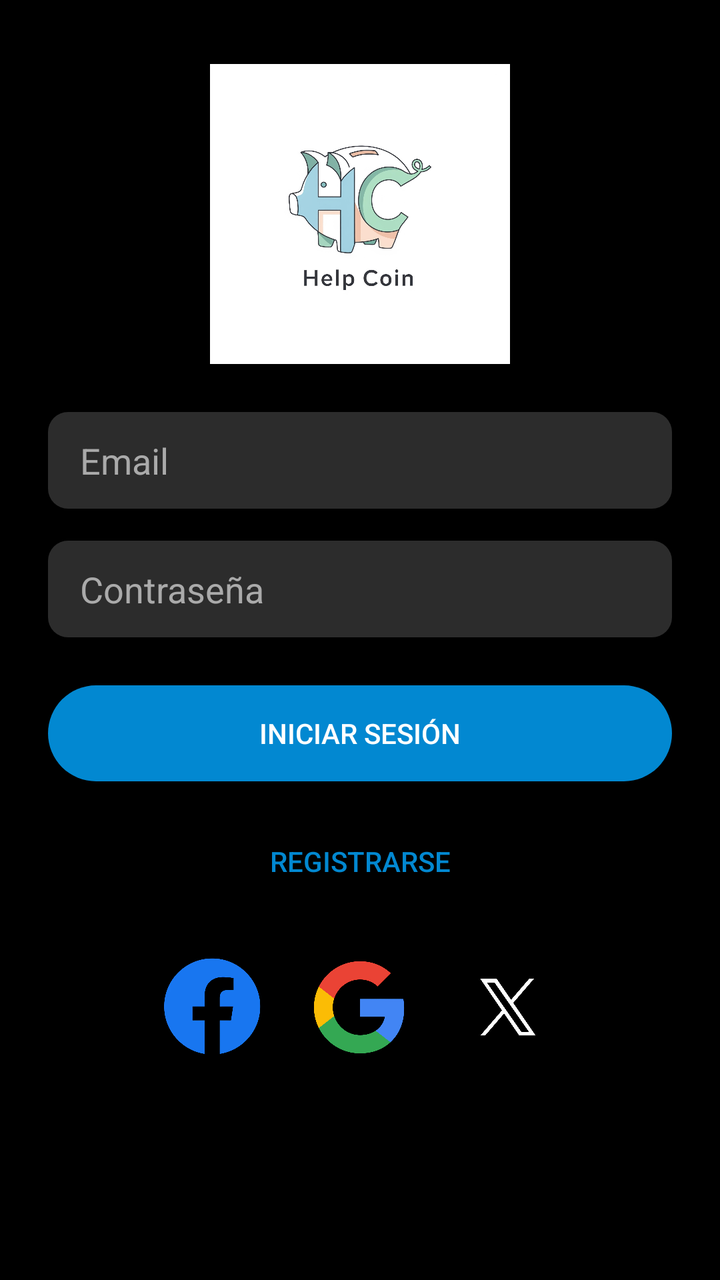
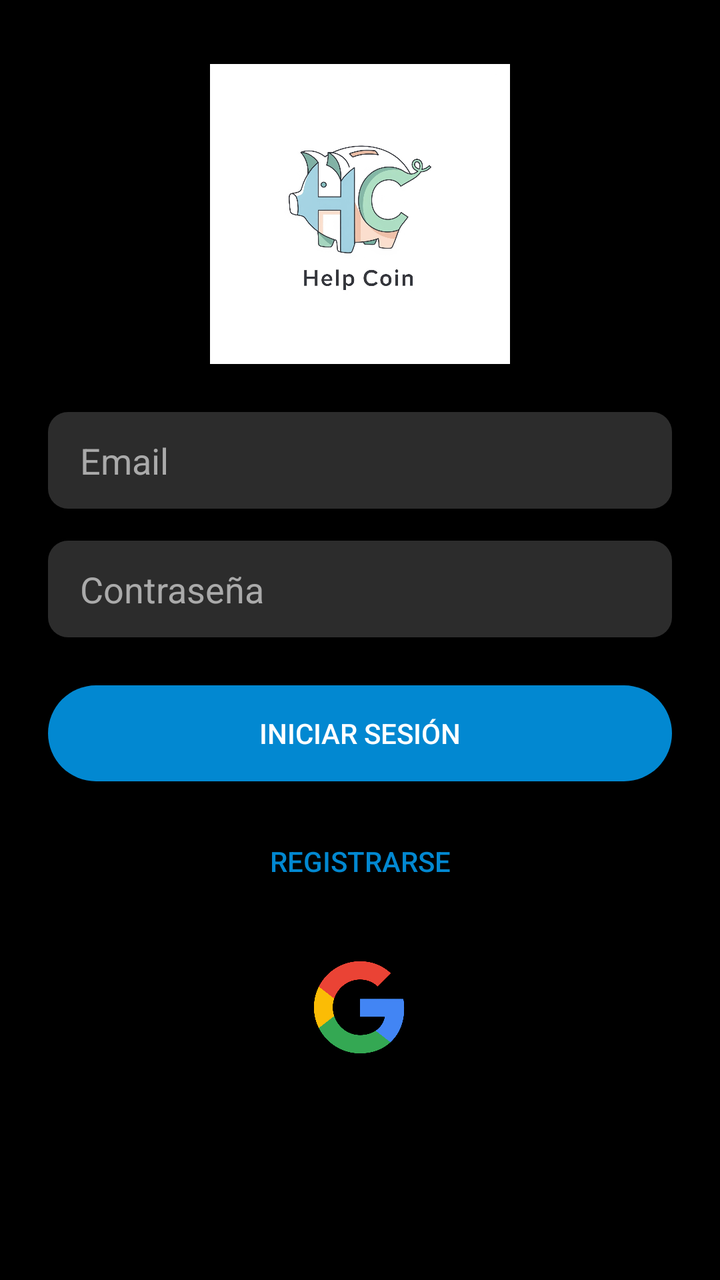

Two renders of the same Android screen: before a commit and after it. Below are the layout's source before the change and the commit's diff.
<!-- AndroidManifest.xml: application theme Theme.AppCompat.NoActionBar -->
<!-- res/layout/activity_login.xml -->
<?xml version="1.0" encoding="utf-8"?>
<androidx.constraintlayout.widget.ConstraintLayout xmlns:android="http://schemas.android.com/apk/res/android"
    xmlns:app="http://schemas.android.com/apk/res-auto"
    xmlns:tools="http://schemas.android.com/tools"
    android:id="@+id/main"
    android:layout_width="match_parent"
    android:layout_height="match_parent"
    android:background="#000000"
    tools:context=".ui.login.LoginActivity">

    <ImageView
        android:id="@+id/imageView"
        android:layout_width="150dp"
        android:layout_height="150dp"
        android:layout_marginTop="32dp"
        android:contentDescription="@string/logo_description"
        app:layout_constraintEnd_toEndOf="parent"
        app:layout_constraintStart_toStartOf="parent"
        app:layout_constraintTop_toTopOf="parent"
        app:srcCompat="@drawable/help_coin_logo" />

    <EditText
        android:id="@+id/emailEditText"
        android:layout_width="0dp"
        android:layout_height="wrap_content"
        android:layout_marginStart="24dp"
        android:layout_marginTop="24dp"
        android:layout_marginEnd="24dp"
        android:background="@drawable/edittext_rounded"
        android:hint="@string/email_hint"
        android:inputType="textEmailAddress"
        android:textColor="@android:color/white"
        android:textColorHint="#AAAAAA"
        android:autofillHints="emailAddress"
        app:layout_constraintEnd_toEndOf="parent"
        app:layout_constraintStart_toStartOf="parent"
        app:layout_constraintTop_toBottomOf="@id/imageView" />

    <EditText
        android:id="@+id/passwordEditText"
        android:layout_width="0dp"
        android:layout_height="wrap_content"
        android:layout_marginStart="24dp"
        android:layout_marginTop="16dp"
        android:layout_marginEnd="24dp"
        android:background="@drawable/edittext_rounded"
        android:hint="@string/password_hint"
        android:inputType="textPassword"
        android:textColor="@android:color/white"
        android:textColorHint="#AAAAAA"
        android:autofillHints="password"
        app:layout_constraintEnd_toEndOf="parent"
        app:layout_constraintStart_toStartOf="parent"
        app:layout_constraintTop_toBottomOf="@id/emailEditText" />

    <Button
        android:id="@+id/btnsingUpButton"
        android:layout_width="0dp"
        android:layout_height="wrap_content"
        android:layout_marginStart="24dp"
        android:layout_marginTop="24dp"
        android:layout_marginEnd="24dp"
        android:background="@drawable/button_rounded"
        android:backgroundTint="@color/primary_brand_color"
        android:text="@string/login_button_text"
        android:textColor="@android:color/white"
        app:layout_constraintEnd_toEndOf="parent"
        app:layout_constraintStart_toStartOf="parent"
        app:layout_constraintTop_toBottomOf="@id/passwordEditText" />

    <Button
        android:id="@+id/btnregisterButton"
        android:layout_width="0dp"
        android:layout_height="wrap_content"
        android:layout_marginStart="24dp"
        android:layout_marginTop="16dp"
        android:layout_marginEnd="24dp"
        android:background="@drawable/button_rounded_border"
        android:backgroundTint="@android:color/transparent"
        android:text="@string/register_button_text"
        android:textColor="@color/primary_brand_color"
        app:layout_constraintEnd_toEndOf="parent"
        app:layout_constraintHorizontal_bias="0.0"
        app:layout_constraintStart_toStartOf="parent"
        app:layout_constraintTop_toBottomOf="@id/btnsingUpButton" />

    <ImageButton
        android:id="@+id/btnFacebook"
        android:layout_width="50dp"
        android:layout_height="50dp"
        android:layout_marginTop="24dp"
        android:background="@drawable/button_social"
        android:backgroundTint="@android:color/transparent"
        android:contentDescription="@string/facebook_button_description"
        android:scaleType="fitCenter"
        android:src="@drawable/facebook_logo_1080029_107_photoroom"
        app:layout_constraintEnd_toStartOf="@+id/googleButton"
        app:layout_constraintHorizontal_chainStyle="packed"
        app:layout_constraintStart_toStartOf="parent"
        app:layout_constraintTop_toBottomOf="@+id/btnregisterButton" />

    <ImageButton
        android:id="@+id/googleButton"
        android:layout_width="50dp"
        android:layout_height="50dp"
        android:layout_marginStart="24dp"
        android:layout_marginEnd="24dp"
        android:layout_marginTop="24dp"
        android:background="@drawable/button_social"
        android:backgroundTint="@android:color/transparent"
        android:contentDescription="@string/google_button_description"
        android:scaleType="fitCenter"
        android:src="@drawable/png_clipart_google_google_photoroom"
        app:layout_constraintEnd_toStartOf="@+id/btnSocial"
        app:layout_constraintStart_toEndOf="@+id/btnFacebook"
        app:layout_constraintTop_toBottomOf="@+id/btnregisterButton" />

    <ImageButton
        android:id="@+id/btnSocial"
        android:layout_width="50dp"
        android:layout_height="50dp"
        android:layout_marginTop="24dp"
        android:background="@drawable/button_social"
        android:backgroundTint="@android:color/transparent"
        android:contentDescription="@string/social_button_description"
        android:scaleType="fitCenter"
        android:src="@drawable/__photoroom"
        app:layout_constraintEnd_toEndOf="parent"
        app:layout_constraintStart_toEndOf="@+id/googleButton"
        app:layout_constraintTop_toBottomOf="@+id/btnregisterButton" />
</androidx.constraintlayout.widget.ConstraintLayout>
<!-- resources referenced by this layout -->
<resources>
  <color name="primary_brand_color">#0288D1</color>
  <!-- drawable __photoroom: png bitmap (drawable, 102730 bytes) -->
  <!-- drawable button_rounded (drawable) -->
  <?xml version="1.0" encoding="utf-8"?>
  <shape xmlns:android="http://schemas.android.com/apk/res/android"
      android:shape="rectangle">
      <corners android:radius="25dp" />
  </shape>
  <!-- drawable button_rounded_border (drawable) -->
  <?xml version="1.0" encoding="utf-8"?>
  <shape xmlns:android="http://schemas.android.com/apk/res/android"
      android:shape="rectangle">
      <corners android:radius="25dp" />
      <stroke
          android:width="2dp"
          android:color="@color/primary_brand_color" />
      <solid android:color="@android:color/transparent" />
  </shape>
  <!-- drawable button_social (drawable) -->
  <?xml version="1.0" encoding="utf-8"?>
  <shape xmlns:android="http://schemas.android.com/apk/res/android">
      <corners android:radius="25dp"/>
      <solid android:color="@color/design_default_color_primary_dark"/>
  </shape>
  <!-- drawable edittext_rounded (drawable) -->
  <?xml version="1.0" encoding="utf-8"?>
  <shape xmlns:android="http://schemas.android.com/apk/res/android"
      android:shape="rectangle">
      <corners android:radius="10dp" />
      <solid android:color="#2C2C2C" /> <padding
      android:left="16dp"
      android:right="16dp"
      android:top="12dp"
      android:bottom="12dp" />
  </shape>
  <!-- drawable facebook_logo_1080029_107_photoroom: png bitmap (drawable, 81077 bytes) -->
  <!-- drawable help_coin_logo: jpeg bitmap (drawable, 81075 bytes) -->
  <!-- drawable png_clipart_google_google_photoroom: png bitmap (drawable, 73562 bytes) -->
  <string name="email_hint">Email</string>
  <string name="facebook_button_description">Botón Facebook</string>
  <string name="google_button_description">Botón Google</string>
  <string name="login_button_text">Iniciar Sesión</string>
  <string name="logo_description">Logo</string>
  <string name="password_hint">Contraseña</string>
  <string name="register_button_text">Registrarse</string>
  <string name="social_button_description">Botón Red Social</string>
</resources>

<!-- the commit's change to res/layout/activity_login.xml (unified diff, before → after) -->
@@ -85,47 +85,17 @@
         app:layout_constraintTop_toBottomOf="@id/btnsingUpButton" />
 
     <ImageButton
-        android:id="@+id/btnFacebook"
-        android:layout_width="50dp"
-        android:layout_height="50dp"
-        android:layout_marginTop="24dp"
-        android:background="@drawable/button_social"
-        android:backgroundTint="@android:color/transparent"
-        android:contentDescription="@string/facebook_button_description"
-        android:scaleType="fitCenter"
-        android:src="@drawable/facebook_logo_1080029_107_photoroom"
-        app:layout_constraintEnd_toStartOf="@+id/googleButton"
-        app:layout_constraintHorizontal_chainStyle="packed"
-        app:layout_constraintStart_toStartOf="parent"
-        app:layout_constraintTop_toBottomOf="@+id/btnregisterButton" />
-
-    <ImageButton
         android:id="@+id/googleButton"
         android:layout_width="50dp"
         android:layout_height="50dp"
-        android:layout_marginStart="24dp"
-        android:layout_marginEnd="24dp"
         android:layout_marginTop="24dp"
         android:background="@drawable/button_social"
         android:backgroundTint="@android:color/transparent"
         android:contentDescription="@string/google_button_description"
         android:scaleType="fitCenter"
         android:src="@drawable/png_clipart_google_google_photoroom"
-        app:layout_constraintEnd_toStartOf="@+id/btnSocial"
-        app:layout_constraintStart_toEndOf="@+id/btnFacebook"
+        app:layout_constraintEnd_toEndOf="parent"
+        app:layout_constraintStart_toStartOf="parent"
         app:layout_constraintTop_toBottomOf="@+id/btnregisterButton" />
 
-    <ImageButton
-        android:id="@+id/btnSocial"
-        android:layout_width="50dp"
-        android:layout_height="50dp"
-        android:layout_marginTop="24dp"
-        android:background="@drawable/button_social"
-        android:backgroundTint="@android:color/transparent"
-        android:contentDescription="@string/social_button_description"
-        android:scaleType="fitCenter"
-        android:src="@drawable/__photoroom"
-        app:layout_constraintEnd_toEndOf="parent"
-        app:layout_constraintStart_toEndOf="@+id/googleButton"
-        app:layout_constraintTop_toBottomOf="@+id/btnregisterButton" />
 </androidx.constraintlayout.widget.ConstraintLayout>
<!-- resource entries referenced after the edit -->
@@ -1,7 +1,6 @@
 <!-- resources referenced by this layout -->
 <resources>
   <color name="primary_brand_color">#0288D1</color>
-  <!-- drawable __photoroom: png bitmap (drawable, 102730 bytes) -->
   <!-- drawable button_rounded (drawable) -->
   <?xml version="1.0" encoding="utf-8"?>
   <shape xmlns:android="http://schemas.android.com/apk/res/android"
@@ -35,16 +34,13 @@
       android:top="12dp"
       android:bottom="12dp" />
   </shape>
-  <!-- drawable facebook_logo_1080029_107_photoroom: png bitmap (drawable, 81077 bytes) -->
   <!-- drawable help_coin_logo: jpeg bitmap (drawable, 81075 bytes) -->
   <!-- drawable png_clipart_google_google_photoroom: png bitmap (drawable, 73562 bytes) -->
   <string name="email_hint">Email</string>
-  <string name="facebook_button_description">Botón Facebook</string>
   <string name="google_button_description">Botón Google</string>
   <string name="login_button_text">Iniciar Sesión</string>
   <string name="logo_description">Logo</string>
   <string name="password_hint">Contraseña</string>
   <string name="register_button_text">Registrarse</string>
-  <string name="social_button_description">Botón Red Social</string>
 </resources>
 
